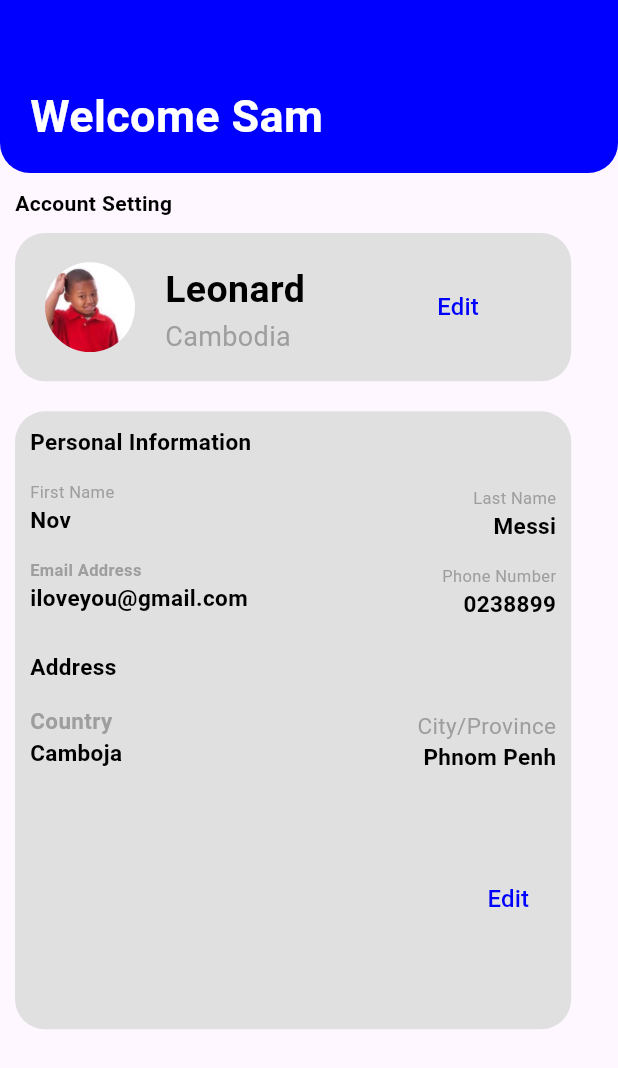
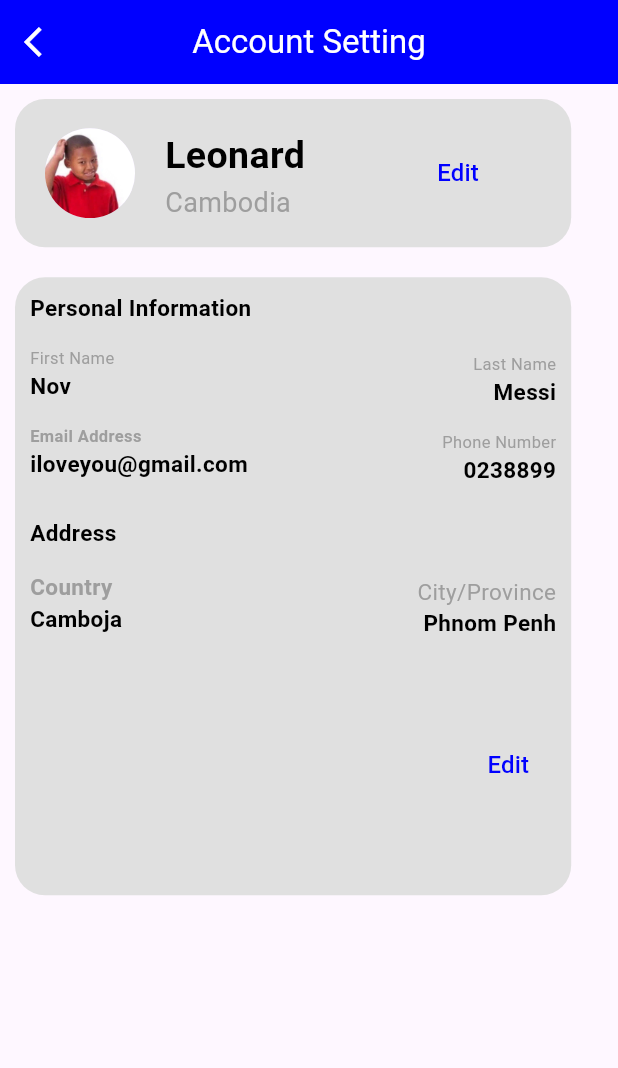
Before and after one commit to Bathhy/TamSakalApp, a Flutter app: the PersonalAccount screen opened directly, on a phone screen of 412 x 824 dp. Shown: the top 1068 px of the screen. Run offline on Flutter 3.47's test engine with Material 3 defaults, Android fonts, the phone set to English and light mode, and no system bars; our stand-ins replace get.

Commit message:
adjust UI

```diff
--- a/lib/bottom_navi_view/account_view/personal_prof_view.dart
+++ b/lib/bottom_navi_view/account_view/personal_prof_view.dart
@@ -10,10 +10,19 @@ class PersonalAccount extends StatelessWidget {
   @override
   Widget build(BuildContext context) {
     return Scaffold(
+      appBar: AppBar(
+        backgroundColor: myBlueColor,
+        centerTitle: true,
+        title: UniText(label: "Account Setting", color: Colors.white),
+        leading: IconButton(
+            onPressed: () {
+              Get.back();
+            },
+            icon: Icon(Icons.arrow_back_ios),
+            color: Colors.white),
+      ),
       body: Column(
         children: [
-          _AppbarProf(),
-          SizedBox(height: 10),
           _profileNamecard(),
           SizedBox(height: 20),
           _personalinforcard()
@@ -153,12 +162,6 @@ class PersonalAccount extends StatelessWidget {
       padding: const EdgeInsets.symmetric(horizontal: 10),
       child: Column(
         children: [
-          Row(
-            mainAxisAlignment: MainAxisAlignment.start,
-            children: [
-              UniText(label: "Account Setting", fontweight: FontWeight.bold),
-            ],
-          ),
           SizedBox(height: 10),
           Row(
             children: [
@@ -217,27 +220,33 @@ class PersonalAccount extends StatelessWidget {
     );
   }
 
-  Widget _AppbarProf() {
-    return Container(
-      height: Get.height * 0.14,
-      decoration: BoxDecoration(
-          shape: BoxShape.rectangle,
-          color: myBlueColor,
-          borderRadius: BorderRadius.only(
-              bottomLeft: Radius.circular(20),
-              bottomRight: Radius.circular(20))),
-      child: Row(
-        children: [
-          Padding(
-            padding: const EdgeInsets.only(top: 40, left: 20),
-            child: UniText(
-                label: "Welcome Sam",
-                color: Colors.white,
-                fontweight: FontWeight.bold,
-                fontsize: 30),
-          ),
-        ],
-      ),
-    );
-  }
+  // Widget _AppbarProf() {
+  //   return Container(
+  //     height: Get.height * 0.14,
+  //     decoration: BoxDecoration(
+  //         shape: BoxShape.rectangle,
+  //         color: myBlueColor,
+  //         borderRadius: BorderRadius.only(
+  //             bottomLeft: Radius.circular(20),
+  //             bottomRight: Radius.circular(20))),
+  //     child: Row(
+  //       children: [
+  //         IconButton(
+  //             onPressed: () {
+  //               Get.back();
+  //             },
+  //             icon: Icon(Icons.arrow_back_ios),
+  //             color: Colors.white),
+  //         Padding(
+  //           padding: const EdgeInsets.only(top: 40, left: 20),
+  //           child: UniText(
+  //               label: "Welcome Sam",
+  //               color: Colors.white,
+  //               fontweight: FontWeight.bold,
+  //               fontsize: 30),
+  //         ),
+  //       ],
+  //     ),
+  //   );
+  // }
 }
--- a/lib/component_project/component_profil.dart
+++ b/lib/component_project/component_profil.dart
@@ -10,6 +10,7 @@ class CompoProfilView extends StatelessWidget {
     this.textcolor,
     this.iconbutton,
     this.iconbuttoncolor = myBlueColor,
+    this.onpress,
   });
   final String label;
   final IconData? icon;
@@ -17,6 +18,7 @@ class CompoProfilView extends StatelessWidget {
   final Color? textcolor;
   final IconData? iconbutton;
   final Color? iconbuttoncolor;
+  final VoidCallback? onpress;
 
   @override
   Widget build(BuildContext context) {
@@ -36,7 +38,7 @@ class CompoProfilView extends StatelessWidget {
           ],
         ),
         IconButton(
-            onPressed: () {},
+            onPressed: onpress,
             icon: Icon(
               iconbutton,
               color: iconbuttoncolor,
```
Also changed, not shown: lib/ViewScreen/home_screen.dart (+4 -16 lines), lib/ViewScreen/notification_view.dart (added, +27 -0 lines), lib/ViewScreen/profile_ui.dart (+17 -6 lines).
